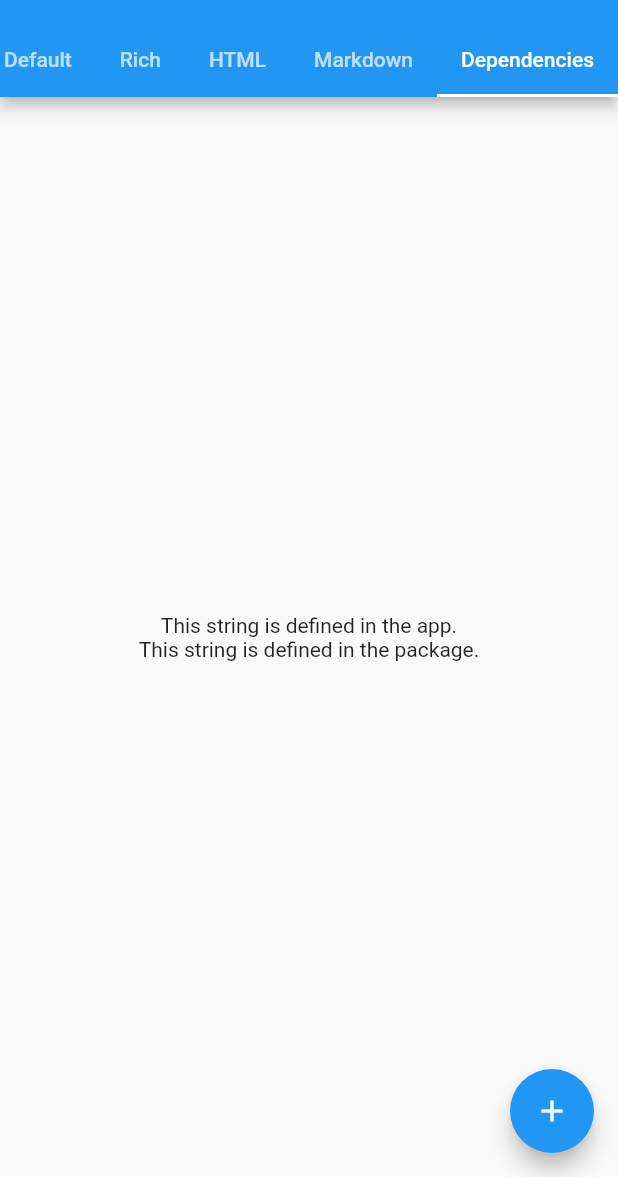
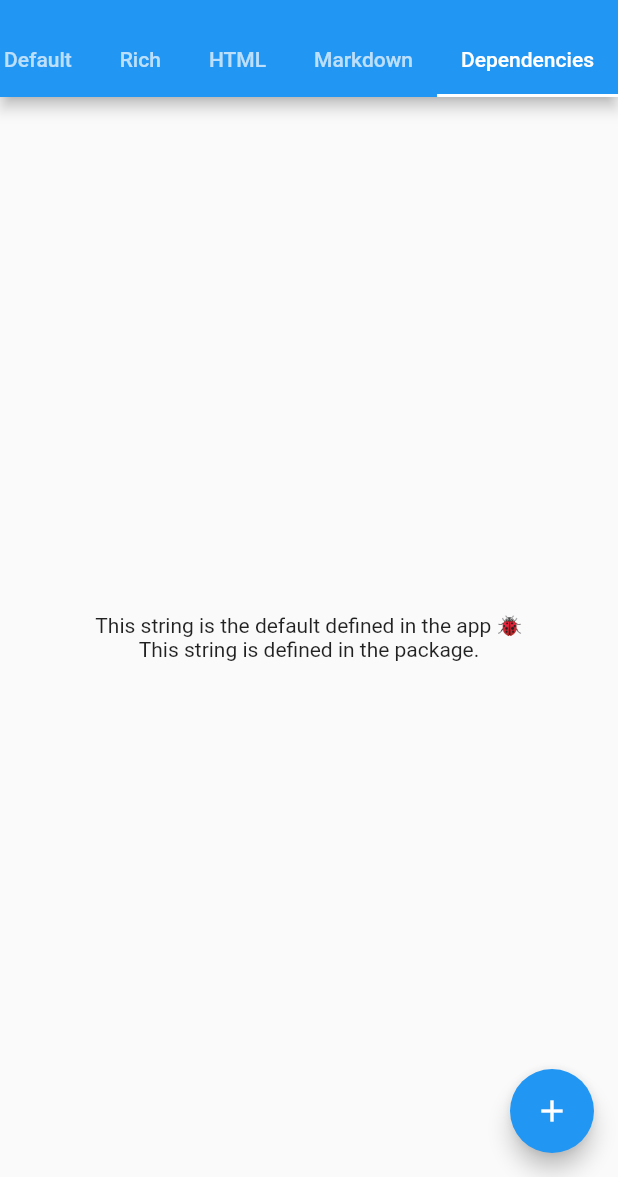
Before and after one commit to amake/flutter_l10n_test, a Flutter app: the screen it shows after launch, tab 5 chosen, on a phone screen of 412 x 824 dp, the part 59-1236 px from its top. Run offline on Flutter 3.47's test engine with Material 2 defaults, Android fonts, the phone set to English and light mode, and no system bars; our stand-ins replace flutter_html, flutter_markdown; missing offline and left inert: fps.

Commit message:
Distinguish default strings from translated ones

```diff
--- a/lib/l10n.dart
+++ b/lib/l10n.dart
@@ -83,7 +83,8 @@ class L10n {
   String get markdownTabTitle =>
       Intl.message('Markdown', name: 'markdownTabTitle');
 
+  // This string is intentionally different from its translations for testing purposes
   String get messageFromApp =>
-      Intl.message('This string is defined in the app.',
+      Intl.message('This string is the default defined in the app 🐞',
           name: 'messageFromApp');
 }
--- a/my_l10n_package/lib/l10n.dart
+++ b/my_l10n_package/lib/l10n.dart
@@ -40,6 +40,7 @@ class L10n {
     return Localizations.of<L10n>(context, L10n);
   }
 
+  // This string is intentionally different from its translations for testing purposes
   String get messageFromPackage =>
-      Intl.message('このストリングはパッケージ上で定義されている。', name: 'messageFromPackage');
+      Intl.message('このストリングはパッケージ上で定義されているデフォルト🐞', name: 'messageFromPackage');
 }
```
